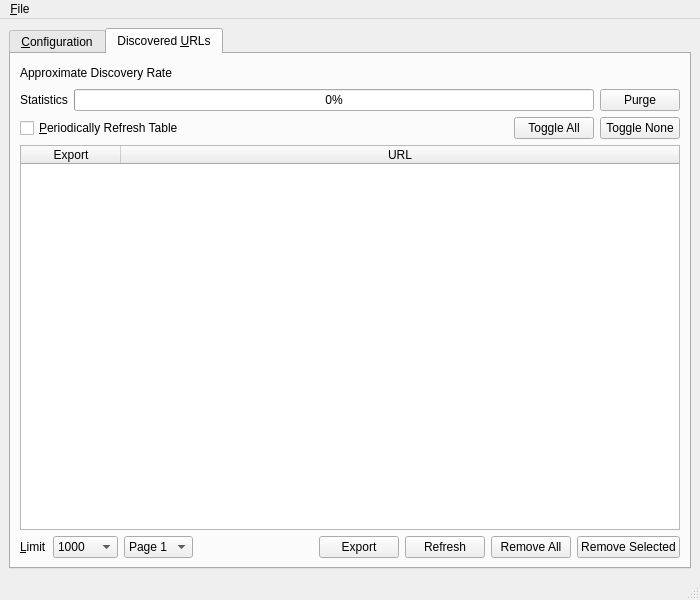
This is UI/pandemonium.ui in nurfalie/pandamonium as Qt 5 draws it before an edit. The edited form follows.
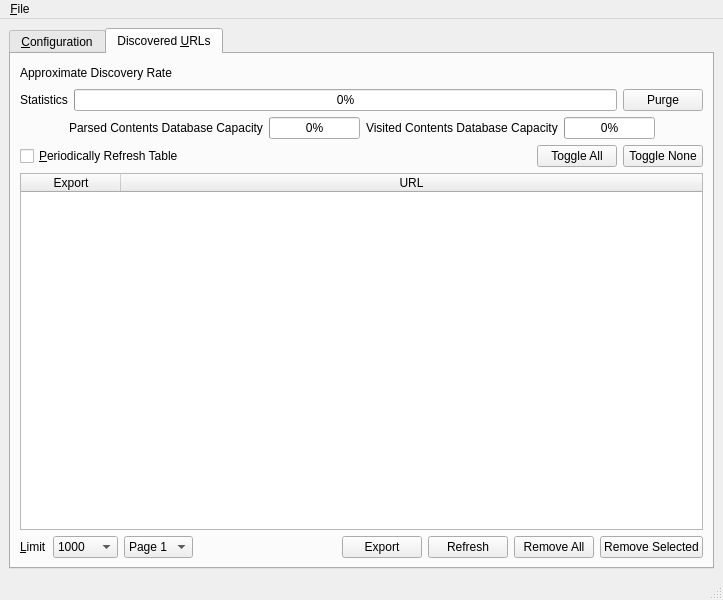
This is the edited form. The open tabs and pages were chosen to show the change. Icons and pictures are not drawn.

Diff of the .ui file:
```diff
--- a/UI/pandemonium.ui
+++ b/UI/pandemonium.ui
@@ -6,7 +6,7 @@
    <rect>
     <x>0</x>
     <y>0</y>
-    <width>700</width>
+    <width>723</width>
     <height>600</height>
    </rect>
   </property>
@@ -501,6 +501,67 @@
           </item>
          </layout>
         </item>
+        <item>
+         <layout class="QHBoxLayout" name="horizontalLayout_11">
+          <item>
+           <spacer name="horizontalSpacer_7">
+            <property name="orientation">
+             <enum>Qt::Horizontal</enum>
+            </property>
+            <property name="sizeHint" stdset="0">
+             <size>
+              <width>40</width>
+              <height>20</height>
+             </size>
+            </property>
+           </spacer>
+          </item>
+          <item>
+           <widget class="QLabel" name="label_9">
+            <property name="text">
+             <string>Parsed Contents Database Capacity</string>
+            </property>
+           </widget>
+          </item>
+          <item>
+           <widget class="QProgressBar" name="parsed_capacity">
+            <property name="value">
+             <number>0</number>
+            </property>
+            <property name="textDirection">
+             <enum>QProgressBar::TopToBottom</enum>
+            </property>
+           </widget>
+          </item>
+          <item>
+           <widget class="QLabel" name="label_10">
+            <property name="text">
+             <string>Visited Contents Database Capacity</string>
+            </property>
+           </widget>
+          </item>
+          <item>
+           <widget class="QProgressBar" name="visited_capacity">
+            <property name="value">
+             <number>0</number>
+            </property>
+           </widget>
+          </item>
+          <item>
+           <spacer name="horizontalSpacer_9">
+            <property name="orientation">
+             <enum>Qt::Horizontal</enum>
+            </property>
+            <property name="sizeHint" stdset="0">
+             <size>
+              <width>40</width>
+              <height>20</height>
+             </size>
+            </property>
+           </spacer>
+          </item>
+         </layout>
+        </item>
         <item>
          <layout class="QHBoxLayout" name="horizontalLayout_5">
           <item>
@@ -700,7 +761,7 @@
     <rect>
      <x>0</x>
      <y>0</y>
-     <width>700</width>
+     <width>723</width>
      <height>24</height>
     </rect>
    </property>
```
